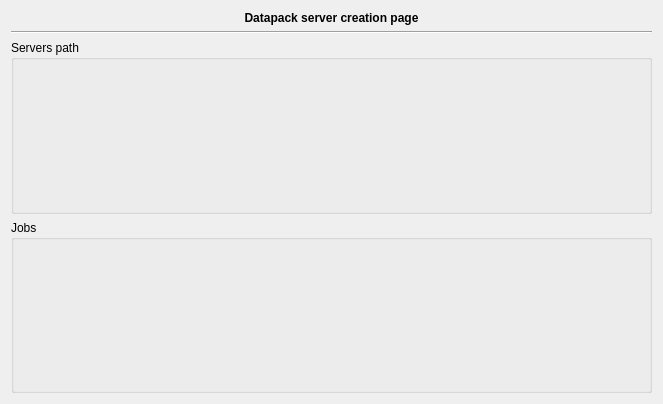
Old version of the form freetoolbox/plugins/datapackplugin/datapackwidget.ui in the repository FreeHealth/freehealth.
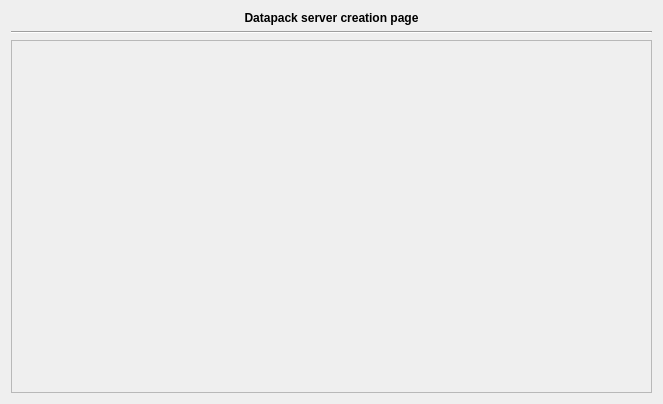
New version of the form.

Commit message: new server datapack uis

The edit to the form file:
```diff
--- a/freetoolbox/plugins/datapackplugin/datapackwidget.ui
+++ b/freetoolbox/plugins/datapackplugin/datapackwidget.ui
@@ -13,8 +13,8 @@
   <property name="windowTitle">
    <string>Form</string>
   </property>
-  <layout class="QGridLayout" name="gridLayout">
-   <item row="0" column="0">
+  <layout class="QVBoxLayout" name="verticalLayout">
+   <item>
     <widget class="QLabel" name="label">
      <property name="sizePolicy">
       <sizepolicy hsizetype="Preferred" vsizetype="Fixed">
@@ -36,25 +36,46 @@
      </property>
     </widget>
    </item>
-   <item row="1" column="0">
+   <item>
     <widget class="Line" name="line">
      <property name="orientation">
       <enum>Qt::Horizontal</enum>
      </property>
     </widget>
    </item>
-   <item row="2" column="0">
-    <widget class="QGroupBox" name="serverPath">
-     <property name="title">
-      <string>Servers path</string>
+   <item>
+    <widget class="QScrollArea" name="scrollArea">
+     <property name="widgetResizable">
+      <bool>true</bool>
      </property>
-    </widget>
-   </item>
-   <item row="3" column="0">
-    <widget class="QGroupBox" name="groupBox">
-     <property name="title">
-      <string>Jobs</string>
-     </property>
+     <widget class="QWidget" name="scrollAreaWidgetContents">
+      <property name="geometry">
+       <rect>
+        <x>0</x>
+        <y>0</y>
+        <width>637</width>
+        <height>337</height>
+       </rect>
+      </property>
+      <layout class="QVBoxLayout" name="scrollLayout">
+       <item>
+        <widget class="QWidget" name="widget" native="true"/>
+       </item>
+       <item>
+        <spacer name="verticalSpacer">
+         <property name="orientation">
+          <enum>Qt::Vertical</enum>
+         </property>
+         <property name="sizeHint" stdset="0">
+          <size>
+           <width>20</width>
+           <height>40</height>
+          </size>
+         </property>
+        </spacer>
+       </item>
+      </layout>
+     </widget>
     </widget>
    </item>
   </layout>
```
The commit also changes 1 other file.
